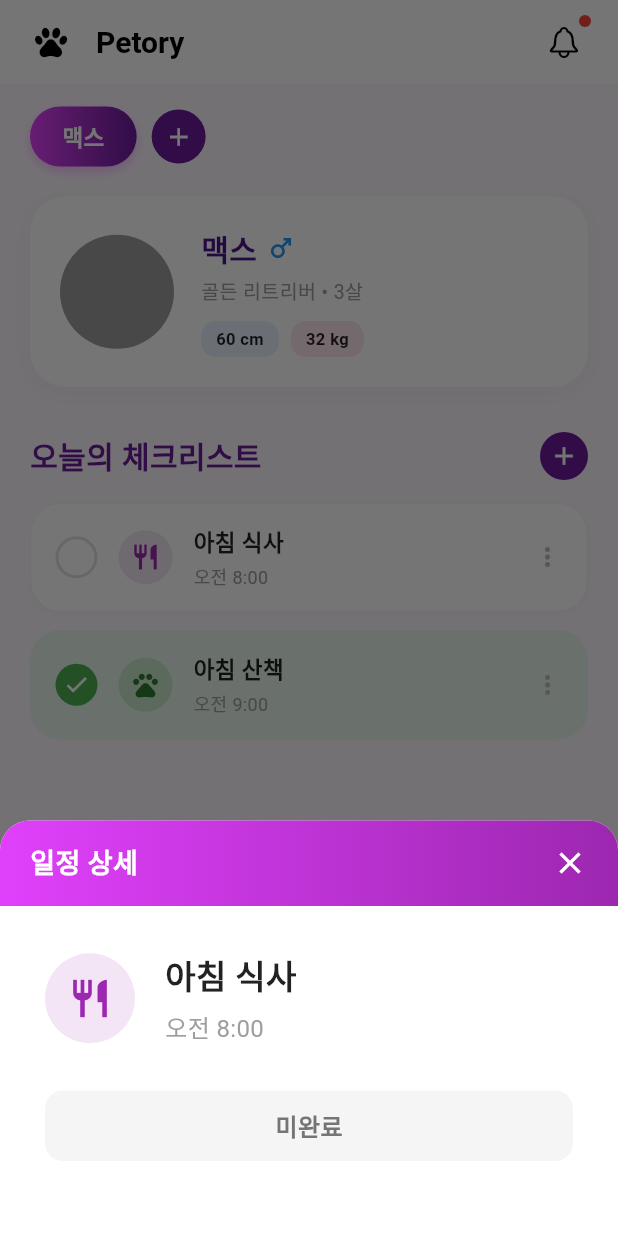
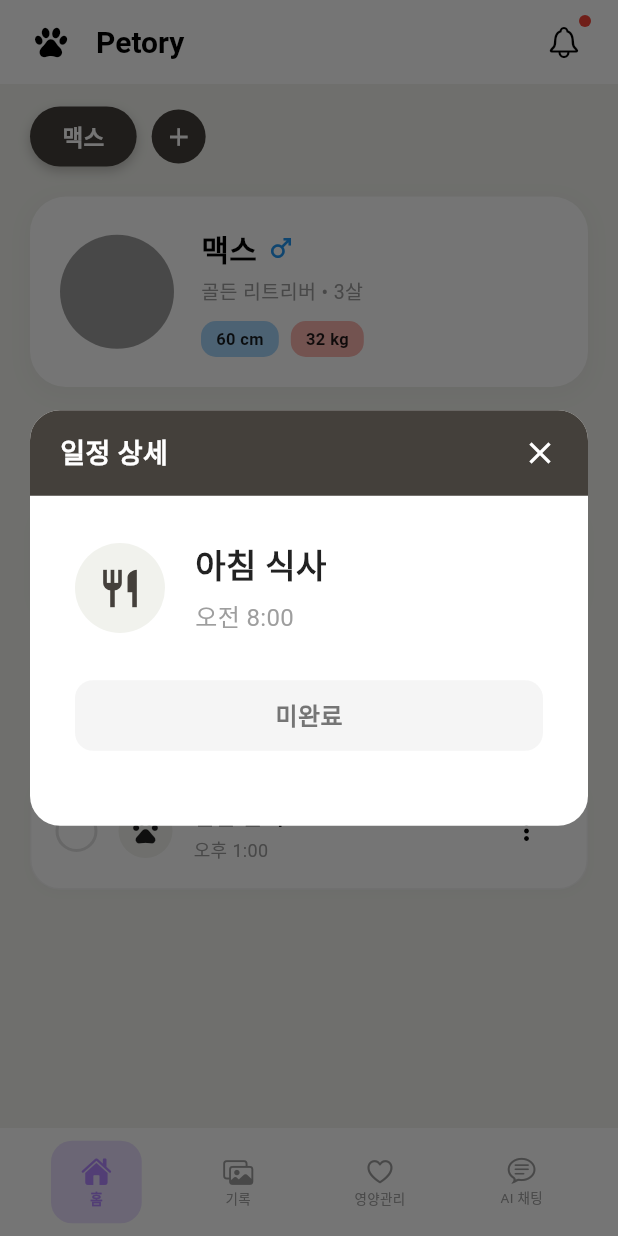
Before and after one commit to haeunjeon0410/Petory, a Flutter app: the screen it shows after launch, after a tap on the "check" icon, after a tap on "아침 식사", on a phone screen of 412 x 824 dp. Run offline on Flutter 3.47's test engine with Material 3 defaults, Android fonts, the phone set to English and light mode, and no system bars; our stand-ins replace emoji_picker_flutter, image_picker; network calls fail.

Commit message:
home-tab:first-implement

```diff
--- a/lib/home/checklist_item.dart
+++ b/lib/home/checklist_item.dart
@@ -1,19 +1,20 @@
 import 'package:flutter/material.dart';
 
-// [역할] 체크리스트 아이템 하나를 그리는 UI
-// 로직은(클릭 시 동작 등) 부모(HomePage)에게 함수로 전달받아서 실행함 (Callback 방식)
 class CheckListItem extends StatelessWidget {
   final Map<String, dynamic> item;
-  final VoidCallback onToggle; // 체크박스 눌렀을 때
-  final VoidCallback onTap; // 글씨 눌렀을 때 (상세보기)
-  final VoidCallback onMore; // 점 세개 눌렀을 때
+  final VoidCallback onToggle;
+  final VoidCallback onTap;
+  // [수정] onMore 대신 onEdit, onDelete로 변경
+  final VoidCallback onEdit;
+  final VoidCallback onDelete;
 
   const CheckListItem({
     super.key,
     required this.item,
     required this.onToggle,
     required this.onTap,
-    required this.onMore,
+    required this.onEdit,
+    required this.onDelete,
   });
 
   @override
@@ -24,7 +25,9 @@ class CheckListItem extends StatelessWidget {
     return Container(
       padding: const EdgeInsets.symmetric(horizontal: 16, vertical: 14),
       decoration: BoxDecoration(
-        color: isDone ? const Color(0xFFE8F5E9) : Colors.white,
+        color: isDone
+            ? const Color.fromARGB(255, 217, 215, 210) // 완료 후 색상
+            : Colors.white, // 완료 전 색상
         borderRadius: BorderRadius.circular(20),
         border: Border.all(
           color: isDone ? Colors.transparent : Colors.grey.withOpacity(0.1),
@@ -48,7 +51,7 @@ class CheckListItem extends StatelessWidget {
               height: 28,
               decoration: BoxDecoration(
                 shape: BoxShape.circle,
-                color: isDone ? const Color(0xFF4CAF50) : Colors.white,
+                color: isDone ? const Color(0xFF44403B) : Colors.white,
                 border: Border.all(
                   color: isDone ? Colors.transparent : const Color(0xFFE0E0E0),
                   width: 2,
@@ -61,7 +64,7 @@ class CheckListItem extends StatelessWidget {
           ),
           const SizedBox(width: 14),
 
-          // 2. 내용 (클릭 시 상세보기)
+          // 2. 내용
           Expanded(
             child: GestureDetector(
               behavior: HitTestBehavior.translucent,
@@ -74,8 +77,8 @@ class CheckListItem extends StatelessWidget {
                     alignment: Alignment.center,
                     decoration: BoxDecoration(
                       color: isDone
-                          ? const Color(0xFF4CAF50).withOpacity(0.2)
-                          : const Color(0xFFF3E5F5),
+                          ? const Color(0xFF44403B).withOpacity(0.2)
+                          : const Color(0xFFF1F2ED),
                       shape: BoxShape.circle,
                     ),
                     child: iconData is String
@@ -83,9 +86,7 @@ class CheckListItem extends StatelessWidget {
                         : Icon(
                             iconData ?? Icons.check_circle_outline,
                             size: 20,
-                            color: isDone
-                                ? const Color(0xFF2E7D32)
-                                : const Color(0xFF9C27B0),
+                            color: null,
                           ),
                   ),
                   const SizedBox(width: 14),
@@ -98,8 +99,11 @@ class CheckListItem extends StatelessWidget {
                           style: TextStyle(
                             fontSize: 15,
                             fontWeight: FontWeight.w600,
-                            color: Colors.black87,
-                            decoration: isDone ? TextDecoration.none : null,
+                            color: isDone ? Colors.grey : Colors.black87,
+                            decoration: isDone
+                                ? TextDecoration.lineThrough
+                                : TextDecoration.none,
+                            decorationColor: Colors.grey,
                           ),
                         ),
                         if (item['time'] != null &&
@@ -121,10 +125,47 @@ class CheckListItem extends StatelessWidget {
             ),
           ),
 
-          // 3. 더보기 (수정/삭제)
-          GestureDetector(
-            onTap: onMore,
-            child: Icon(Icons.more_vert, color: Colors.grey[400], size: 20),
+          // [핵심 변경] 3. 팝업 메뉴 버튼 (점 세 개)
+          PopupMenuButton<String>(
+            icon: Icon(
+              Icons.more_vert,
+              color: const Color.fromARGB(255, 0, 0, 0),
+              size: 20,
+            ),
+            color: Colors.white,
+            elevation: 3,
+            shape: RoundedRectangleBorder(
+              borderRadius: BorderRadius.circular(12), // 메뉴 자체도 둥글게
+            ),
+            onSelected: (String value) {
+              if (value == 'edit') {
+                onEdit();
+              } else if (value == 'delete') {
+                onDelete();
+              }
+            },
+            itemBuilder: (BuildContext context) => <PopupMenuEntry<String>>[
+              const PopupMenuItem<String>(
+                value: 'edit',
+                child: Row(
+                  children: [
+                    Icon(Icons.edit, color: Colors.blue, size: 20),
+                    SizedBox(width: 10),
+                    Text('수정', style: TextStyle(fontSize: 14)),
+                  ],
+                ),
+              ),
+              const PopupMenuItem<String>(
+                value: 'delete',
+                child: Row(
+                  children: [
+                    Icon(Icons.delete, color: Colors.red, size: 20),
+                    SizedBox(width: 10),
+                    Text('삭제', style: TextStyle(fontSize: 14)),
+                  ],
+                ),
+              ),
+            ],
           ),
         ],
       ),
--- a/lib/home/home.dart
+++ b/lib/home/home.dart
@@ -36,6 +36,12 @@ class _HomePageState extends State<HomePage> {
           "icon": Icons.pets,
           "isDone": true,
         },
+        {
+          "title": "점심 산책",
+          "time": "오후 1:00",
+          "icon": Icons.pets,
+          "isDone": false,
+        },
       ],
     };
     petProfiles = {
@@ -53,18 +59,25 @@ class _HomePageState extends State<HomePage> {
 
   // --- 2. 로직 함수들 ---
 
-  // 일정 추가/수정 모달 띄우기 (코드가 훨씬 짧아짐!)
   void _openTaskSheet(
     String petName, {
     int? editIndex,
     Map<String, dynamic>? existingItem,
   }) async {
-    // 분리한 AddTaskSheet 위젯을 띄우고, 결과를 기다림(await)
-    final result = await showModalBottomSheet(
+    final result = await showDialog(
       context: context,
-      isScrollControlled: true,
+      barrierDismissible: true,
+      builder: (context) {
+        return Dialog(
           backgroundColor: Colors.transparent,
-      builder: (context) => AddTaskSheet(existingItem: existingItem),
+          insetPadding: const EdgeInsets.symmetric(horizontal: 20),
+          // [핵심] 다이얼로그 배경 모양을 둥글게 설정
+          shape: RoundedRectangleBorder(
+            borderRadius: BorderRadius.circular(20.0),
+          ),
+          child: AddTaskSheet(existingItem: existingItem),
+        );
+      },
     );
 
     // 결과가 돌아오면 데이터 업데이트
@@ -84,31 +97,29 @@ class _HomePageState extends State<HomePage> {
     bool isDone = item['isDone'];
     var iconData = item['icon'];
 
-    showModalBottomSheet(
+    showDialog(
       context: context,
+      builder: (context) {
+        return Dialog(
           backgroundColor: Colors.transparent,
-      builder: (context) {
-        return Container(
-          decoration: const BoxDecoration(
+          insetPadding: const EdgeInsets.symmetric(horizontal: 20), // 가로 여백
+          child: Container(
+            // [수정] 팝업창 디자인 (모서리 전체 둥글게)
+            decoration: BoxDecoration(
               color: Colors.white,
-            borderRadius: BorderRadius.only(
-              topLeft: Radius.circular(20),
-              topRight: Radius.circular(20),
-            ),
+              borderRadius: BorderRadius.circular(20), // 전체 둥글게
             ),
             child: Column(
-            mainAxisSize: MainAxisSize.min,
+              mainAxisSize: MainAxisSize.min, // 내용만큼만 높이 차지
               children: [
-              // 헤더 (간단해서 여기 둠)
+                // 헤더 (모서리 둥글기 수정)
                 Container(
                   padding: const EdgeInsets.symmetric(
                     horizontal: 20,
                     vertical: 15,
                   ),
                   decoration: const BoxDecoration(
-                  gradient: LinearGradient(
-                    colors: [Color(0xFFE040FB), Color(0xFF9C27B0)],
-                  ),
+                    color: Color(0xFF44403B),
                     borderRadius: BorderRadius.only(
                       topLeft: Radius.circular(20),
                       topRight: Radius.circular(20),
@@ -132,6 +143,7 @@ class _HomePageState extends State<HomePage> {
                     ],
                   ),
                 ),
+                // 내용 본문
                 Padding(
                   padding: const EdgeInsets.all(30),
                   child: Column(
@@ -143,7 +155,7 @@ class _HomePageState extends State<HomePage> {
                             height: 60,
                             alignment: Alignment.center,
                             decoration: const BoxDecoration(
-                            color: Color(0xFFF3E5F5),
+                              color: Color(0xFFF1F2ED),
                               shape: BoxShape.circle,
                             ),
                             child: iconData is String
@@ -154,7 +166,7 @@ class _HomePageState extends State<HomePage> {
                                 : Icon(
                                     iconData ?? Icons.check_circle_outline,
                                     size: 30,
-                                  color: const Color(0xFF9C27B0),
+                                    color: const Color(0xFF44403B),
                                   ),
                           ),
                           const SizedBox(width: 20),
@@ -199,7 +211,9 @@ class _HomePageState extends State<HomePage> {
                           style: TextStyle(
                             fontSize: 16,
                             fontWeight: FontWeight.bold,
-                          color: isDone ? Colors.green[700] : Colors.grey[600],
+                            color: isDone
+                                ? Colors.green[700]
+                                : Colors.grey[600],
                           ),
                         ),
                       ),
@@ -209,54 +223,31 @@ class _HomePageState extends State<HomePage> {
                 ),
               ],
             ),
+          ),
         );
       },
     );
   }
 
-  // 더보기 메뉴 (수정/삭제)
-  void _showMoreOptionSheet(
-    String petName,
-    int index,
-    Map<String, dynamic> item,
-  ) {
-    showModalBottomSheet(
-      context: context,
-      shape: const RoundedRectangleBorder(
-        borderRadius: BorderRadius.vertical(top: Radius.circular(20)),
-      ),
-      builder: (context) {
-        return SafeArea(
-          child: Column(
-            mainAxisSize: MainAxisSize.min,
-            children: [
-              ListTile(
-                leading: const Icon(Icons.edit, color: Colors.blue),
-                title: const Text("수정"),
-                onTap: () {
-                  Navigator.pop(context);
-                  _openTaskSheet(
-                    petName,
-                    editIndex: index,
-                    existingItem: item,
-                  ); // 수정 모드로 열기
-                },
-              ),
-              ListTile(
-                leading: const Icon(Icons.delete, color: Colors.red),
-                title: const Text("삭제"),
-                onTap: () {
-                  setState(() {
-                    petChecklists[petName]!.removeAt(index);
-                  });
-                  Navigator.pop(context);
-                },
-              ),
-            ],
-          ),
-        );
-      },
-    );
+  int _parseTimeToMinutes(String timeStr) {
+    try {
+      if (timeStr.isEmpty || timeStr == "--:--") return 99999;
+      final parts = timeStr.split(' ');
+      if (parts.length < 2) return 99999;
+
+      final ampm = parts[0];
+      final timeParts = parts[1].split(':');
+
+      int hour = int.parse(timeParts[0]);
+      int minute = int.parse(timeParts[1]);
+
+      if (ampm == "오후" && hour != 12) hour += 12;
+      if (ampm == "오전" && hour == 12) hour = 0;
+
+      return hour * 60 + minute;
+    } catch (e) {
+      return 99999;
+    }
   }
 
   // --- 3. 화면 빌드 ---
@@ -267,8 +258,15 @@ class _HomePageState extends State<HomePage> {
         petChecklists[currentPetName] ?? [];
     Map<String, dynamic> currentProfile = petProfiles[currentPetName] ?? {};
 
+    // [1] 리스트를 시간 순서대로 정렬
+    currentCheckList.sort((a, b) {
+      int timeA = _parseTimeToMinutes(a['time'] ?? "");
+      int timeB = _parseTimeToMinutes(b['time'] ?? "");
+      return timeA.compareTo(timeB);
+    });
+
     return Container(
-      color: const Color(0xFFFDF7FF),
+      color: const Color(0xFFF1F2ED),
       child: SingleChildScrollView(
         padding: const EdgeInsets.symmetric(horizontal: 20, vertical: 15),
         child: Column(
@@ -311,16 +309,17 @@ class _HomePageState extends State<HomePage> {
                   style: TextStyle(
                     fontSize: 20,
                     fontWeight: FontWeight.bold,
-                    color: Color(0xFF6A1B9A),
+                    color: Color(0xFF44403B),
                   ),
                 ),
                 GestureDetector(
+                  // [2] 추가 버튼: 중앙 팝업(_openTaskSheet)으로 연결
                   onTap: () => _openTaskSheet(currentPetName),
                   child: Container(
                     width: 32,
                     height: 32,
                     decoration: BoxDecoration(
-                      color: const Color(0xFF6A1B9A),
+                      color: const Color(0xFF44403B),
                       borderRadius: BorderRadius.circular(16),
                     ),
                     child: const Icon(Icons.add, color: Colors.white, size: 20),
@@ -330,7 +329,7 @@ class _HomePageState extends State<HomePage> {
             ),
             const SizedBox(height: 15),
 
-            // 체크리스트 (분리된 위젯 사용)
+            // 체크리스트 아이템들
             currentCheckList.isEmpty
                 ? _buildEmptyState()
                 : ListView.separated(
@@ -342,18 +341,33 @@ class _HomePageState extends State<HomePage> {
                     itemBuilder: (context, index) {
                       return CheckListItem(
                         item: currentCheckList[index],
+
+                        // [3] 완료/미완료 토글
                         onToggle: () {
                           setState(() {
                             currentCheckList[index]['isDone'] =
                                 !currentCheckList[index]['isDone'];
                           });
                         },
+
+                        // [4] 상세 보기 (글씨 클릭)
                         onTap: () => _showDetailSheet(currentCheckList[index]),
-                        onMore: () => _showMoreOptionSheet(
+
+                        // [5] 핵심 수정: onMore 대신 onEdit/onDelete 연결
+                        onEdit: () {
+                          // 수정 팝업 열기
+                          _openTaskSheet(
                             currentPetName,
-                          index,
-                          currentCheckList[index],
-                        ),
+                            editIndex: index,
+                            existingItem: currentCheckList[index],
+                          );
+                        },
+                        onDelete: () {
+                          // 삭제 처리
+                          setState(() {
+                            petChecklists[currentPetName]!.removeAt(index);
+                          });
+                        },
                       );
                     },
                   ),
@@ -367,14 +381,17 @@ class _HomePageState extends State<HomePage> {
   // --- 이하 UI Helper (프로필 카드 등 간단한 것은 여기에 둠) ---
 
   Widget _buildProfileCard(String petName, Map<String, dynamic> profileData) {
-    // (기존 코드와 동일, 생략 없이 사용하세요)
     return GestureDetector(
       onTap: () async {
-        final updatedData = await Navigator.push(
-          context,
-          MaterialPageRoute(
-            builder: (context) =>
-                PetRegistrationPage(existingData: profileData),
+        final updatedData = await showDialog(
+          context: context,
+          builder: (context) => Dialog(
+            backgroundColor: Colors.transparent,
+            insetPadding: const EdgeInsets.symmetric(horizontal: 20),
+            shape: RoundedRectangleBorder(
+              borderRadius: BorderRadius.circular(20),
+            ),
+            child: PetRegistrationDialog(existingData: profileData),
           ),
         );
         if (updatedData != null) {
@@ -426,14 +443,14 @@ class _HomePageState extends State<HomePage> {
                         style: const TextStyle(
                           fontSize: 20,
                           fontWeight: FontWeight.bold,
-                          color: Color(0xFF4A148C),
+                          color: Color.fromARGB(255, 0, 0, 0),
                         ),
                       ),
                       const SizedBox(width: 6),
                       if (profileData['gender'] == 'male')
                         const Icon(Icons.male, color: Colors.blue, size: 20)
                       else if (profileData['gender'] == 'female')
-                        const Icon(Icons.female, color: Colors.pink, size: 20),
+                        const Icon(Icons.female, color: Colors.red, size: 20),
                     ],
                   ),
                   const SizedBox(height: 4),
@@ -446,12 +463,12 @@ class _HomePageState extends State<HomePage> {
                     children: [
                       _buildTag(
                         "${profileData['height'] ?? '?'} cm",
-                        const Color(0xFFBBDEFB),
+                        Colors.blue,
                       ),
                       const SizedBox(width: 8),
                       _buildTag(
                         "${profileData['weight'] ?? '?'} kg",
-                        const Color(0xFFF8BBD0),
+                        Colors.red,
                       ),
                     ],
                   ),
@@ -466,13 +483,22 @@ class _HomePageState extends State<HomePage> {
 
   // 나머지 버튼, 태그, 빈 상태 위젯 등은 코드가 짧아서 Home에 두어도 됩니다.
   Widget _buildAddPetButton() {
-    /* ... 기존 코드 ... */
     return GestureDetector(
       onTap: () async {
-        final result = await Navigator.push(
-          context,
-          MaterialPageRoute(builder: (context) => const PetRegistrationPage()),
+        // [핵심 변경] push -> showDialog
+        final result = await showDialog(
+          context: context,
+          builder: (context) => Dialog(
+            backgroundColor: Colors.transparent,
+            insetPadding: const EdgeInsets.symmetric(horizontal: 20),
+            // 모서리 둥글게
+            shape: RoundedRectangleBorder(
+              borderRadius: BorderRadius.circular(20),
+            ),
+            child: const PetRegistrationDialog(), // (이름 변경 예정)
+          ),
         );
+
         if (result != null && result is Map<String, dynamic>) {
           String newName = result['name'];
           setState(() {
@@ -487,7 +513,7 @@ class _HomePageState extends State<HomePage> {
         width: 36,
         height: 36,
         decoration: BoxDecoration(
-          color: const Color(0xFF6A1B9A),
+          color: const Color(0xFF44403B),
           borderRadius: BorderRadius.circular(18),
         ),
         child: const Icon(Icons.add, color: Colors.white, size: 20),
@@ -500,21 +526,16 @@ class _HomePageState extends State<HomePage> {
     return Container(
       padding: const EdgeInsets.symmetric(horizontal: 20, vertical: 8),
       decoration: BoxDecoration(
-        gradient: isSelected
-            ? const LinearGradient(
-                colors: [Color(0xFFE040FB), Color(0xFF6A1B9A)],
-              )
-            : null,
-        color: isSelected ? null : Colors.transparent,
+        color: isSelected ? const Color(0xFF44403B) : Color(0xFFF1F2ED),
         borderRadius: BorderRadius.circular(20),
         border: Border.all(
-          color: isSelected ? Colors.transparent : const Color(0xFFD1C4E9),
+          color: isSelected ? Colors.transparent : const Color(0xFF44403B),
           width: 1.5,
         ),
         boxShadow: [
           if (isSelected)
             BoxShadow(
-              color: const Color(0xFFE040FB).withOpacity(0.3),
+              color: const Color(0xFF44403B).withOpacity(0.3),
               blurRadius: 6,
               offset: const Offset(0, 3),
             ),
@@ -523,7 +544,7 @@ class _HomePageState extends State<HomePage> {
       child: Text(
         name,
         style: TextStyle(
-          color: isSelected ? Colors.white : const Color(0xFF9C27B0),
+          color: isSelected ? Colors.white : const Color(0xFF44403B),
           fontWeight: FontWeight.bold,
           fontSize: 15,
         ),
--- a/lib/main.dart
+++ b/lib/main.dart
@@ -1,5 +1,6 @@
 import 'package:flutter/material.dart';
 import 'package:flutter/cupertino.dart';
+import 'package:flutter_localizations/flutter_localizations.dart';
 import 'home/home.dart';
 import 'record.dart'; // 파일이 없다면 주석 처리
 import 'nutrition.dart'; // 파일이 없다면 주석 처리
@@ -12,7 +13,23 @@ void main() {
 class PetoryApp extends StatelessWidget {
   @override
   Widget build(BuildContext context) {
-    return MaterialApp(debugShowCheckedModeBanner: false, home: MainPage());
+    return MaterialApp(
+      debugShowCheckedModeBanner: false,
+      title: 'Petory',
+
+      // [여기부터 추가] 한국어 설정을 위한 코드입니다.
+      localizationsDelegates: const [
+        GlobalMaterialLocalizations.delegate,
+        GlobalWidgetsLocalizations.delegate,
+        GlobalCupertinoLocalizations.delegate,
+      ],
+      supportedLocales: const [
+        Locale('ko', 'KR'), // 한국어 지원 설정
+      ],
+      locale: const Locale('ko'), // 앱 언어를 강제로 한국어로 고정
+      // [여기까지 추가]
+      home: MainPage(),
+    );
   }
 }
 
@@ -46,7 +63,7 @@ class _MainPageState extends State<MainPage> {
     return Scaffold(
       // [핵심 변경 1] 몸통(Body) 전체의 배경색을 '연한 보라색'으로 설정
       // 이렇게 하면 콘텐츠가 짧아도 화면 중간이 보라색으로 꽉 찹니다.
-      backgroundColor: const Color(0xFFFDF7FF),
+      backgroundColor: const Color(0xFFF1F2ED),
 
       appBar: AppBar(
         elevation: 0,
```
Also changed, not shown: lib/home/add_task_sheet.dart (+68 -62 lines), lib/home/register_pet.dart (+111 -91 lines). Lines whose indentation alone changed are shown as unchanged.
